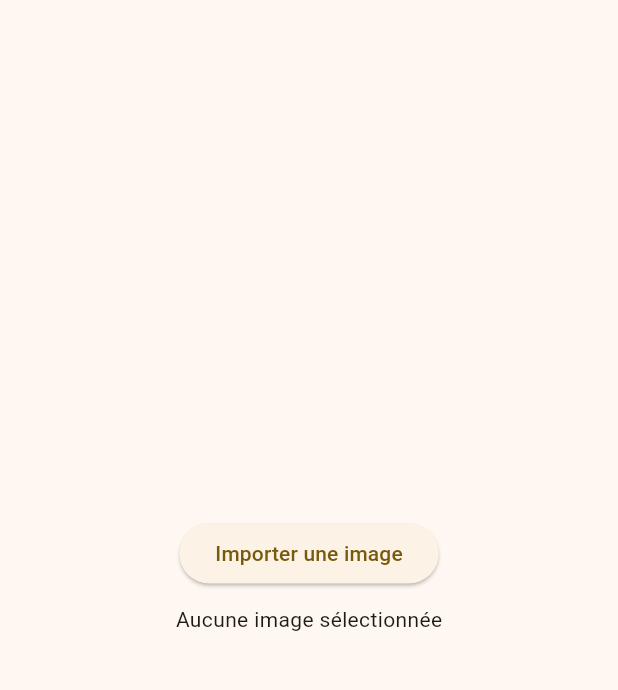
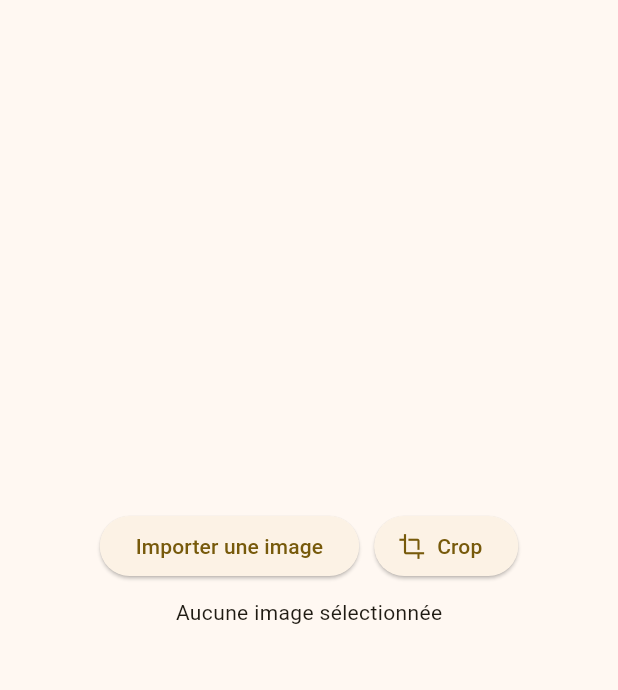
Before and after one commit to G0blain/yarn_calculator, a Flutter app: the screen it shows after launch, after a tap on "Importer une image", on a phone screen of 412 x 824 dp, the part 84-774 px from its top. Run offline on Flutter 3.47's test engine with Material 3 defaults, Android fonts, the light colour scheme and no system bars; our stand-ins replace image_picker; missing offline and left inert: crop_your_image.

Commit message:
Crop image

```diff
--- a/lib/calculating_page.dart
+++ b/lib/calculating_page.dart
@@ -1,27 +1,37 @@
+import 'package:flutter/material.dart';
 import 'dart:typed_data';
-import 'package:flutter/material.dart';
 import 'package:image_picker/image_picker.dart';
+import 'package:yarn_calculator/cropping_page.dart';
 
 class CalculatingPage extends StatefulWidget {
-  const CalculatingPage({super.key, required this.title});
-
-  final String title;
-
   @override
-  State<CalculatingPage> createState() => _CalculatingPageState();
+  _CalculatingPageState createState() => _CalculatingPageState();
 }
 
 class _CalculatingPageState extends State<CalculatingPage> {
-  final ImagePicker _picker = ImagePicker();
-  Uint8List? _imageBytes;
+  Uint8List? imageBytes;
 
-  Future<void> _pickImage() async {
-    final XFile? pickedFile = await _picker.pickImage(source: ImageSource.gallery);
-
+  Future<void> pickImage() async {
+    final XFile? pickedFile = await new ImagePicker().pickImage(source: ImageSource.gallery);
     if (pickedFile != null) {
       final Uint8List bytes = await pickedFile.readAsBytes();
       setState(() {
-        _imageBytes = bytes;
+        imageBytes = bytes;
+      });
+    }
+  }
+
+  Future<void> cropImage() async {
+    if (imageBytes == null) {
+      return;
+    }
+    final croppedImage = await Navigator.push(
+      context,
+      MaterialPageRoute(builder: (context) => CroppingPage(imageBytes: imageBytes!)),
+    );
+    if (croppedImage != null) {
+      setState(() {
+        imageBytes = croppedImage;
       });
     }
   }
@@ -29,16 +39,24 @@ class _CalculatingPageState extends State<CalculatingPage> {
   @override
   Widget build(BuildContext context) {
     return Scaffold(
-      appBar: AppBar(backgroundColor: Theme.of(context).colorScheme.inversePrimary, title: Text(widget.title)),
+      appBar: AppBar(backgroundColor: Theme.of(context).colorScheme.inversePrimary, title: Text('Yarn Calculator')),
       body: Center(
         child: Column(
           mainAxisAlignment: MainAxisAlignment.center,
           children: [
-            ElevatedButton(onPressed: _pickImage, child: const Text('Importer une image')),
+            Row(
+              mainAxisAlignment: MainAxisAlignment.center,
+              children: [
+                ElevatedButton(onPressed: pickImage, child: const Text('Importer une image')),
+                const SizedBox(width: 10),
+                ElevatedButton.icon(onPressed: cropImage, icon: Icon(Icons.crop), label: Text('Crop')),
+              ],
+            ),
             const SizedBox(height: 10),
-            _imageBytes != null
-                ? Image.memory(_imageBytes!, width: 300, height: 300, fit: BoxFit.cover)
+            imageBytes != null
+                ? Image.memory(imageBytes!, height: 300, fit: BoxFit.fitHeight)
                 : const Text('Aucune image sélectionnée'),
+            const SizedBox(height: 10),
           ],
         ),
       ),
--- a/lib/main.dart
+++ b/lib/main.dart
@@ -15,7 +15,7 @@ class MyApp extends StatelessWidget {
       title: 'Yarn Calculator',
       theme: ThemeData(colorScheme: ColorScheme.fromSeed(seedColor: Colors.amber), useMaterial3: true),
       debugShowCheckedModeBanner: false,
-      home: const CalculatingPage(title: 'Yarn Calculator'),
+      home: CalculatingPage(),
     );
   }
 }
--- a/pubspec.yaml
+++ b/pubspec.yaml
@@ -15,6 +15,7 @@ dependencies:
     sdk: flutter
 
   image_picker: ^1.1.2
+  crop_your_image: ^2.0.0
 
 dev_dependencies:
 
```
Also changed, not shown: lib/cropping_page.dart (added, +52 -0 lines).
